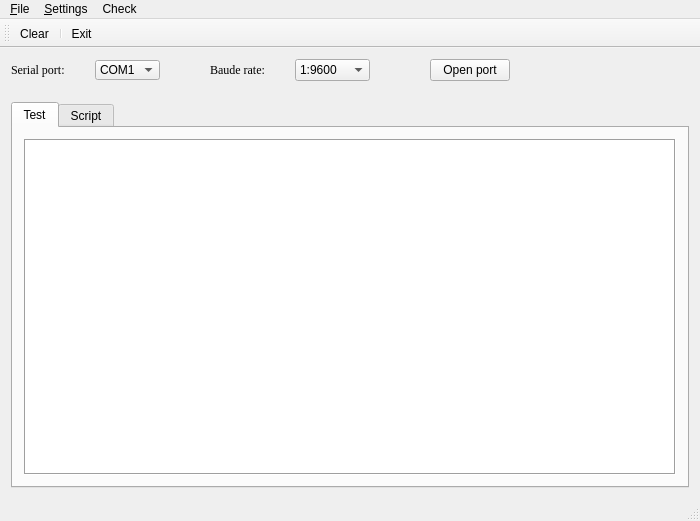
The window that mainwindow.ui (nelly18/KoalaGUI) describes before a commit, drawn with Qt 5.
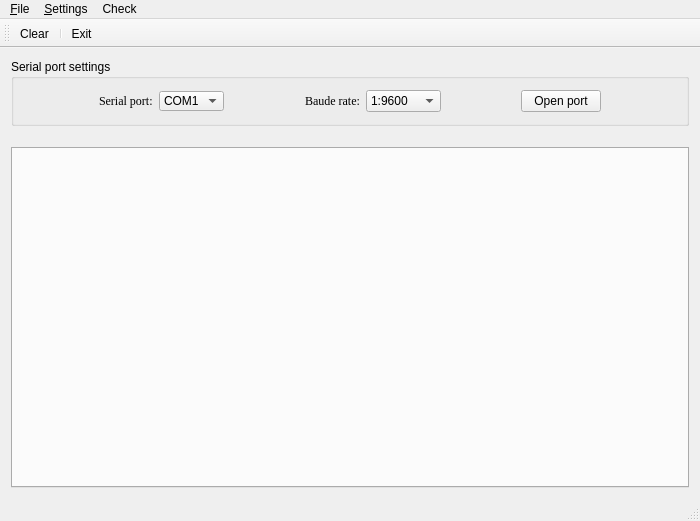
The same window after the commit. The open tabs and pages were chosen to show the change. Icons and pictures are not drawn.

```diff
--- a/mainwindow.ui
+++ b/mainwindow.ui
@@ -27,16 +27,36 @@
    </size>
   </property>
   <widget class="QWidget" name="centralWidget">
+   <layout class="QGridLayout" name="gridLayout_3">
+    <item row="0" column="0">
+     <widget class="QGroupBox" name="groupBox">
+      <property name="title">
+       <string>Serial port settings</string>
+      </property>
    <layout class="QGridLayout" name="gridLayout">
     <item row="0" column="0">
      <layout class="QHBoxLayout" name="horizontalLayout">
-      <property name="spacing">
-       <number>0</number>
-      </property>
       <item>
-       <layout class="QVBoxLayout" name="verticalLayout_2">
+          <spacer name="horizontalSpacer">
+           <property name="orientation">
+            <enum>Qt::Horizontal</enum>
+           </property>
+           <property name="sizeHint" stdset="0">
+            <size>
+             <width>40</width>
+             <height>20</height>
+            </size>
+           </property>
+          </spacer>
+         </item>
         <item>
          <widget class="QLabel" name="label">
+           <property name="sizePolicy">
+            <sizepolicy hsizetype="Maximum" vsizetype="Maximum">
+             <horstretch>0</horstretch>
+             <verstretch>0</verstretch>
+            </sizepolicy>
+           </property>
           <property name="maximumSize">
            <size>
             <width>16777215</width>
@@ -56,32 +76,15 @@
 &lt;/style&gt;&lt;/head&gt;&lt;body style=&quot; font-family:'MS Shell Dlg 2'; font-size:8.25pt; font-weight:400; font-style:normal;&quot;&gt;
 &lt;p style=&quot; margin-top:0px; margin-bottom:0px; margin-left:0px; margin-right:0px; -qt-block-indent:0; text-indent:0px;&quot;&gt;&lt;span style=&quot; font-size:9pt;&quot;&gt;Serial port:&lt;/span&gt;&lt;/p&gt;&lt;/body&gt;&lt;/html&gt;</string>
           </property>
-         </widget>
-        </item>
-       </layout>
-      </item>
-      <item>
-       <spacer name="horizontalSpacer">
-        <property name="orientation">
-         <enum>Qt::Horizontal</enum>
-        </property>
-        <property name="sizeType">
-         <enum>QSizePolicy::Fixed</enum>
-        </property>
-        <property name="sizeHint" stdset="0">
-         <size>
-          <width>30</width>
-          <height>20</height>
-         </size>
-        </property>
-       </spacer>
-      </item>
-      <item>
-       <layout class="QVBoxLayout" name="verticalLayout_3">
+           <property name="alignment">
+            <set>Qt::AlignLeading|Qt::AlignLeft|Qt::AlignVCenter</set>
+           </property>
+          </widget>
+         </item>
         <item>
          <widget class="QComboBox" name="cbPort">
           <property name="sizePolicy">
-           <sizepolicy hsizetype="Fixed" vsizetype="Fixed">
+            <sizepolicy hsizetype="Maximum" vsizetype="Maximum">
             <horstretch>0</horstretch>
             <verstretch>0</verstretch>
            </sizepolicy>
@@ -104,19 +107,14 @@
           </item>
          </widget>
         </item>
-       </layout>
-      </item>
       <item>
        <spacer name="horizontalSpacer_2">
         <property name="orientation">
          <enum>Qt::Horizontal</enum>
         </property>
-        <property name="sizeType">
-         <enum>QSizePolicy::Fixed</enum>
-        </property>
         <property name="sizeHint" stdset="0">
          <size>
-          <width>50</width>
+             <width>40</width>
           <height>20</height>
          </size>
         </property>
@@ -124,6 +122,12 @@
       </item>
       <item>
        <widget class="QLabel" name="label_2">
+           <property name="sizePolicy">
+            <sizepolicy hsizetype="Maximum" vsizetype="Maximum">
+             <horstretch>0</horstretch>
+             <verstretch>0</verstretch>
+            </sizepolicy>
+           </property>
         <property name="maximumSize">
          <size>
           <width>16777215</width>
@@ -144,26 +148,10 @@
         </property>
        </widget>
       </item>
-      <item>
-       <spacer name="horizontalSpacer_5">
-        <property name="orientation">
-         <enum>Qt::Horizontal</enum>
-        </property>
-        <property name="sizeType">
-         <enum>QSizePolicy::Fixed</enum>
-        </property>
-        <property name="sizeHint" stdset="0">
-         <size>
-          <width>30</width>
-          <height>20</height>
-         </size>
-        </property>
-       </spacer>
-      </item>
       <item>
        <widget class="QComboBox" name="cbSpeed">
         <property name="sizePolicy">
-         <sizepolicy hsizetype="Fixed" vsizetype="Fixed">
+            <sizepolicy hsizetype="Maximum" vsizetype="Maximum">
           <horstretch>0</horstretch>
           <verstretch>0</verstretch>
          </sizepolicy>
@@ -186,23 +174,18 @@
        </widget>
       </item>
       <item>
-       <spacer name="horizontalSpacer_4">
+          <spacer name="horizontalSpacer_3">
         <property name="orientation">
          <enum>Qt::Horizontal</enum>
         </property>
-        <property name="sizeType">
-         <enum>QSizePolicy::Fixed</enum>
-        </property>
         <property name="sizeHint" stdset="0">
          <size>
-          <width>60</width>
+             <width>40</width>
           <height>20</height>
          </size>
         </property>
        </spacer>
       </item>
-      <item>
-       <layout class="QVBoxLayout" name="verticalLayout_4">
         <item>
          <widget class="QPushButton" name="openButton">
           <property name="sizePolicy">
@@ -216,25 +199,23 @@
           </property>
          </widget>
         </item>
-       </layout>
-      </item>
       <item>
-       <spacer name="horizontalSpacer_3">
+          <spacer name="horizontalSpacer_4">
         <property name="orientation">
          <enum>Qt::Horizontal</enum>
         </property>
-        <property name="sizeType">
-         <enum>QSizePolicy::Expanding</enum>
-        </property>
         <property name="sizeHint" stdset="0">
          <size>
-          <width>120</width>
+             <width>40</width>
           <height>20</height>
          </size>
         </property>
        </spacer>
       </item>
      </layout>
+       </item>
+      </layout>
+     </widget>
     </item>
     <item row="1" column="0">
      <spacer name="verticalSpacer">
@@ -266,52 +247,6 @@
       <property name="movable">
        <bool>true</bool>
       </property>
-      <widget class="QWidget" name="tab">
-       <attribute name="title">
-        <string>Test</string>
-       </attribute>
-       <layout class="QGridLayout" name="gridLayout_2">
-        <item row="0" column="0">
-         <widget class="QTextEdit" name="teConsole">
-          <property name="focusPolicy">
-           <enum>Qt::StrongFocus</enum>
-          </property>
-          <property name="locale">
-           <locale language="Russian" country="Ukraine"/>
-          </property>
-          <property name="frameShape">
-           <enum>QFrame::Box</enum>
-          </property>
-          <property name="lineWidth">
-           <number>1</number>
-          </property>
-          <property name="tabChangesFocus">
-           <bool>false</bool>
-          </property>
-          <property name="tabStopWidth">
-           <number>80</number>
-          </property>
-          <property name="cursorWidth">
-           <number>1</number>
-          </property>
-         </widget>
-        </item>
-       </layout>
-      </widget>
-      <widget class="QWidget" name="tab_2">
-       <attribute name="title">
-        <string>Script</string>
-       </attribute>
-       <layout class="QGridLayout" name="gridLayout_3">
-        <item row="0" column="0">
-         <widget class="QTextEdit" name="textEdit">
-          <property name="frameShape">
-           <enum>QFrame::Box</enum>
-          </property>
-         </widget>
-        </item>
-       </layout>
-      </widget>
      </widget>
     </item>
    </layout>
```
Left out of the diff: 2 changed lines with no effect on the pictures. Lines whose indentation alone changed are shown as unchanged.
